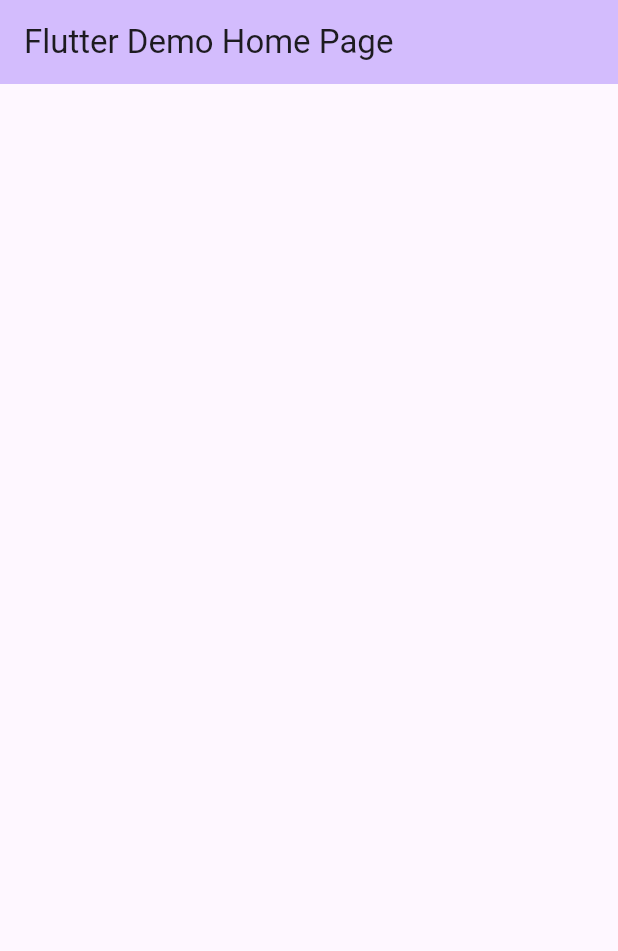
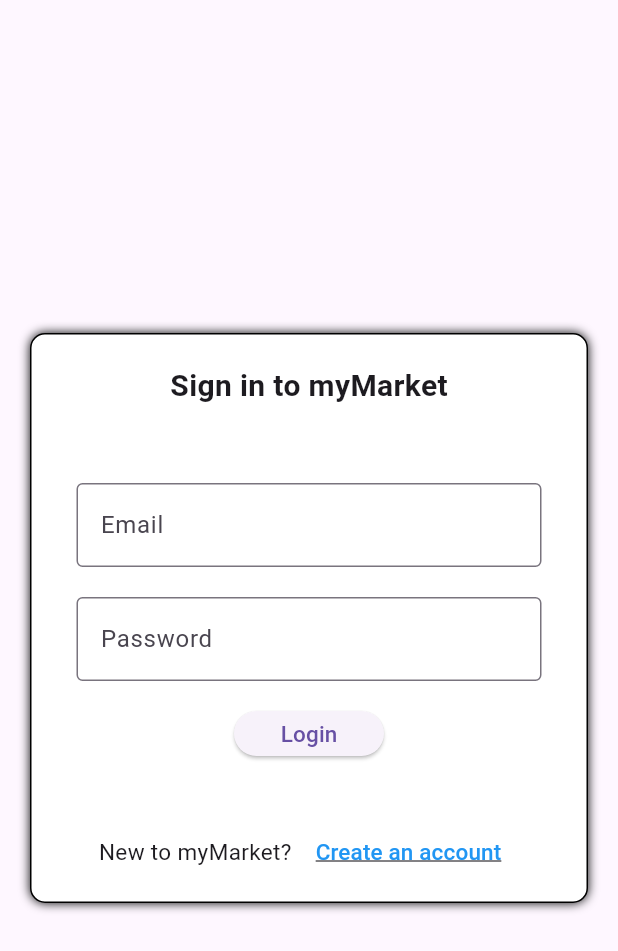
Before and after one commit to stanleylexander/myMarket, a Flutter app: the screen it shows after launch, on a phone screen of 412 x 824 dp. Shown: the top 951 px of the screen. Run offline on Flutter 3.47's test engine with Material 3 defaults, Android fonts, the light colour scheme and no system bars; our stand-ins replace shared_preferences.

Commit message:
login page

```diff
--- a/lib/main.dart
+++ b/lib/main.dart
@@ -1,7 +1,25 @@
 import 'package:flutter/material.dart';
+import 'package:my_market/screen/login.dart';
+import 'package:shared_preferences/shared_preferences.dart';
 
 void main() {
-  runApp(const MyApp());
+  WidgetsFlutterBinding.ensureInitialized();
+  checkUser().then((String result) {
+    if (result == '') {
+      runApp(MyLogin());
+    } else {
+      active_user = result;
+      runApp(MyApp());
+    }
+  });
+}
+
+String active_user = "";
+
+Future<String> checkUser() async {
+  final prefs = await SharedPreferences.getInstance();
+  String userId = prefs.getString("user_id") ?? '';
+  return userId;
 }
 
 class MyApp extends StatelessWidget {
--- /dev/null
+++ b/lib/screen/login.dart
@@ -0,0 +1,183 @@
+import 'dart:convert';
+
+import 'package:flutter/material.dart';
+import 'package:http/http.dart' as http;
+import 'package:my_market/main.dart';
+import 'package:my_market/screen/register.dart';
+import 'package:shared_preferences/shared_preferences.dart';
+
+class MyLogin extends StatelessWidget {
+  const MyLogin({super.key});
+
+  @override
+  Widget build(BuildContext context) {
+    return MaterialApp(
+      title: 'Login',
+      theme: ThemeData(
+        primarySwatch: Colors.blue,
+      ),
+      home: Login(),
+    );
+  }
+}
+
+class Login extends StatefulWidget {
+  const Login({super.key});
+
+  @override
+  State<StatefulWidget> createState() {
+    return _LoginState();
+  }
+}
+
+class _LoginState extends State<Login> {
+
+  String _user_id = "";
+  String _user_password = "";
+  final String _error_login = "";
+
+  void doLogin() async {
+    //SEMENTARA PAKE SHARED PREFERANCE SEK KARENA GK ADA DB
+    final prefs = await SharedPreferences.getInstance();
+    prefs.setString("user_id", _user_id);
+    main();
+
+  //   final response = await http.post(
+  //       Uri.parse("https://ubaya.xyz/flutter/160422029/login.php"),
+  //       body: {'user_id': _user_id, 'user_password': _user_password});
+  //   if (response.statusCode == 200) {
+  //     Map json = jsonDecode(response.body);
+  //     if (json['result'] == 'success') {
+  //       final prefs = await SharedPreferences.getInstance();
+  //       prefs.setString("user_id", _user_id);
+  //       prefs.setString("user_name", json['user_name']);
+  //       main();
+  //     } else {
+  //       setState(() {
+  //         _error_login = "Incorrect user or password";
+  //       });
+  //     }
+  //   } else {
+  //     throw Exception('Failed to read API');
+  //   }
+
+  }
+
+  @override
+  Widget build(BuildContext context) {
+    return Scaffold(
+      body:Center(
+        child: Container(
+          height: 380,
+          width: 400,
+          margin: EdgeInsets.all(20),
+          padding: EdgeInsets.all(20),
+          decoration: BoxDecoration(
+            borderRadius: BorderRadius.all(Radius.circular(10)),
+            border: Border.all(width: 1),
+            color: Colors.white,
+            boxShadow: [BoxShadow(blurRadius: 5)]
+          ),
+            child: Column(
+              children: [
+                Padding(
+                  padding: EdgeInsets.only(bottom: 40),
+                  child: Text(
+                    "Sign in to myMarket",
+                    style: TextStyle(
+                      fontSize: 20,
+                      fontWeight: FontWeight.bold
+                    ),
+                  ),
+                ),
+                Padding(
+                  padding: EdgeInsets.all(10),
+                  child: TextField(
+                    decoration: InputDecoration(
+                      border: OutlineInputBorder(),
+                      labelText: 'Email',
+                      hintText: 'Enter valid email id as abc@gmail.com'
+                    ),
+                    onChanged: (value) {
+                      setState(() {
+                        _user_id = value;
+                      });
+                    },
+                  ),
+                ),
+                Padding(
+                  padding: EdgeInsets.all(10),
+                  child: TextField(
+                    obscureText: true,
+                    decoration: InputDecoration(
+                      border: OutlineInputBorder(),
+                      labelText: 'Password',
+                      hintText: 'Enter secure password'
+                    ),
+                    onChanged: (value) {
+                      _user_password = value;
+                    },
+                  ),
+                ),
+                if (_error_login.isNotEmpty)
+                Padding(
+                  padding: EdgeInsets.all(10),
+                  child: Text(
+                    _error_login,
+                    style: TextStyle(color: Colors.red),
+                  ),
+                ),
+                Padding(
+                  padding: EdgeInsets.all(10),
+                  child: Container(
+                    height: 30,
+                    width: 100,
+                    decoration: BoxDecoration(borderRadius: BorderRadius.circular(20)),
+                    child: ElevatedButton(
+                      onPressed: () {
+                        doLogin();
+                      },
+                      child: Text(
+                        'Login',
+                        style: TextStyle(fontSize: 15),
+                      ),
+                    ),
+                  )
+                ),
+                Padding(
+                  padding: EdgeInsets.only(top: 30),
+                  child: Row(
+                    mainAxisAlignment: MainAxisAlignment.center,
+                    children: [
+                      Text(
+                        "New to myMarket? ",
+                        style: TextStyle(
+                          fontSize: 15,
+                        ),
+                      ),
+                      TextButton(
+                        style: ButtonStyle(
+                          overlayColor: WidgetStateProperty.all(Colors.transparent),
+                        ),
+                        onPressed: (){
+                          Navigator.push(context, MaterialPageRoute(builder: (context)=>Register()));
+                        },
+                        child: Text(
+                          "Create an account",
+                          style: TextStyle(
+                            fontSize: 15,
+                            color: Colors.blue,
+                            decoration: TextDecoration.underline
+                          ),
+                        )
+                      )
+                    ]
+                  ),
+                )
+              ]
+            ),
+        )
+      )
+    );
+  }
+}
--- /dev/null
+++ b/lib/screen/register.dart
@@ -0,0 +1,17 @@
+import 'package:flutter/material.dart';
+
+class Register extends StatelessWidget {
+  const Register({super.key});
+
+  @override
+  Widget build(BuildContext context) {
+    return Scaffold(
+      appBar: AppBar(
+        title: const Text('Register'),
+      ),
+      body: const Center(
+        child: Text("This is Register "),
+      ),
+    );
+  }
+}
```
